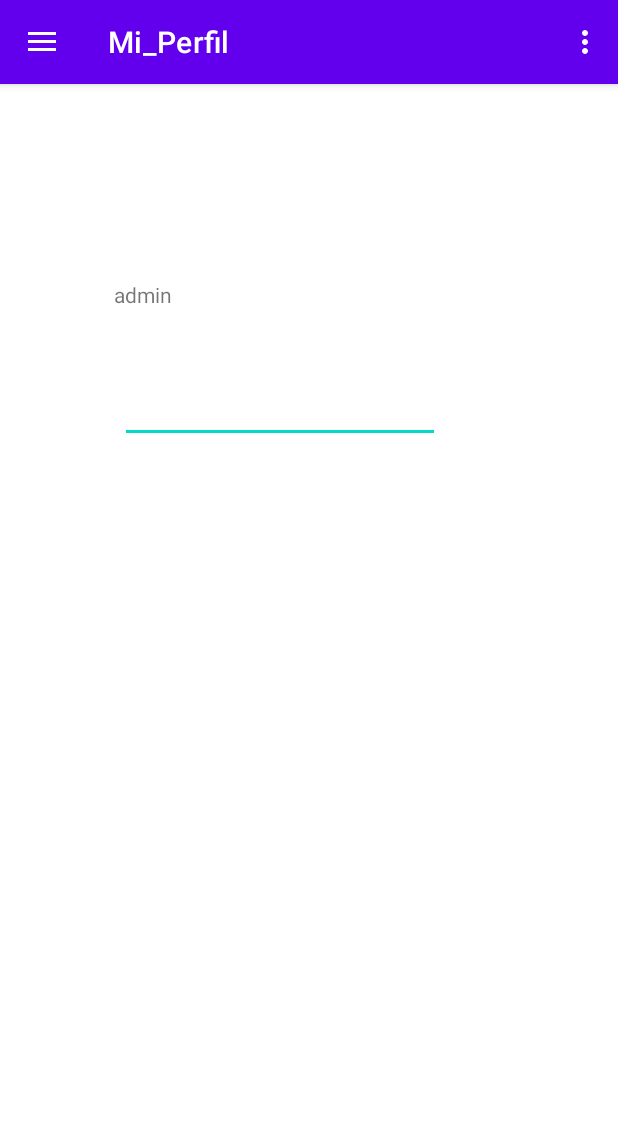
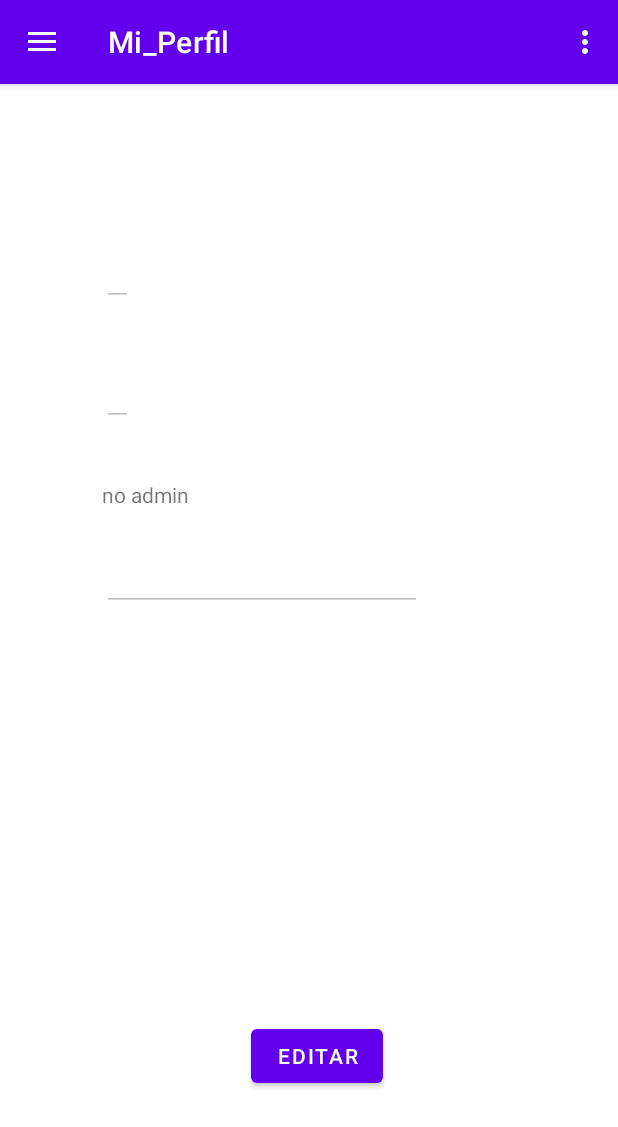
Before and after one commit to ClaudiaTC02/3A_Proyecto_Android, an Android app: the Mi_Perfil screen opened directly, with no data from a screen before it, in the side drawer, after a tap on "Mi Perfil", on a phone screen of 412 x 824 dp. Shown: the top 1127 px of the screen. Run offline under Robolectric (Android 15) with nearby library versions, the phone set to English and light mode, and no system bars; Roboto replaces fonts that are not available here; 4 statements that could not run were skipped.

Commit message:
perfil usuario completo funcional

```diff
--- a/app/src/main/java/ctorcru/upv/techcommit_3a/Modelo/Usuario.java
+++ b/app/src/main/java/ctorcru/upv/techcommit_3a/Modelo/Usuario.java
@@ -20,6 +20,13 @@ public class Usuario {
     private String Nombre;
     private String Correo;
     private String Contrasena;
+    private String EsAdmin="0";//cambiar cuando se use, ahora esta en predefinido
+    //private String Foto;
+
+
+
+
+
 
     public void setId(String id) {
         Id = id;
@@ -36,6 +43,13 @@ public class Usuario {
     public void setContrasena(String contrasena) {
         Contrasena = contrasena;
     }
+    /*public void setFoto(String foto) {
+        Foto = foto;
+    }*/
+    public void setEsAdmin(String admin) {
+        EsAdmin = admin;
+    }
+
 // ---------------------------------------------------------------------------------------------
     /**
      * @brief Constructor de la clase VACIO
@@ -46,6 +60,9 @@ public class Usuario {
     public Usuario() {
 
     }
+    /*public Usuario(String foto) {
+        Foto= foto;
+    }*/
     // ---------------------------------------------------------------------------------------------
     /**
      * @brief Constructor de la clase
@@ -119,13 +136,21 @@ public class Usuario {
         return Contrasena;
     }
     // ---------------------------------------------------------------------------------------------
+    public String getEsAdmin() {
+        return EsAdmin;
+    }
+    /*public String getFoto() {
+        return Foto;
+    }*/
     @Override
     public String toString() {
         return "Usuario{" +
-                "Id=" + Id +
+                "Id=" + Id +  '\'' +
                 ", Nombre='" + Nombre + '\'' +
                 ", Correo='" + Correo + '\'' +
                 ", Contrasena='" + Contrasena + '\'' +
+                ", EsAdmin='" + EsAdmin + '\'' +
+                //", Foto='" + Foto + '\'' +
                 '}';
     }
     // ---------------------------------------------------------------------------------------------
@@ -137,10 +162,12 @@ public class Usuario {
     // ---------------------------------------------------------------------------------------------
     public String toJSON(){
         String res = "{" +
-                "\"Id\":\""+""+"\", " +
+                "\"Id\":\""+this.getId()+"\", " +
                 "\"Nombre\":\""+this.getNombre()+"\", " +
-                "\"Contrasena\":\""+this.getContrasena()+"\", " +
-                "\"Correo\":\""+this.getCorreo()+"\"" +
+                "\"Contrasena\":\""+this.getContrasena()+"\", "+
+                "\"Correo\":\""+this.getCorreo()+"\", " +
+                "\"EsAdmin\":\""+this.getEsAdmin()+"\", " +
+                //"\"Foto\":\""+this.getFoto()+"\"" +
                 "}";
         return res;
     }
@@ -152,6 +179,8 @@ public class Usuario {
         usariof.setNombre(textoSeparado[1]);
         usariof.setContrasena(textoSeparado[2]);
         usariof.setCorreo(textoSeparado[3]);
+        usariof.setEsAdmin("0");
+        //usariof.setFoto(textoSeparado[4]);
         String comprov = usariof.toString();
         Log.d ("en la clase","clase " + comprov);
 
--- a/app/src/main/java/ctorcru/upv/techcommit_3a/Pantallas/Mi_Perfil.java
+++ b/app/src/main/java/ctorcru/upv/techcommit_3a/Pantallas/Mi_Perfil.java
@@ -2,40 +2,89 @@ package ctorcru.upv.techcommit_3a.Pantallas;
 
 
 
+import static android.Manifest.permission.CAMERA;
+import static android.Manifest.permission.READ_EXTERNAL_STORAGE;
+
+import android.annotation.SuppressLint;
+import android.app.Activity;
+import android.content.DialogInterface;
 import android.content.Intent;
 import android.content.SharedPreferences;
+import android.content.pm.PackageManager;
+import android.graphics.Bitmap;
+import android.net.Uri;
+import android.os.Build;
 import android.os.Bundle;
+import android.provider.MediaStore;
+import android.provider.Settings;
+import android.util.Base64;
+import android.util.Log;
 import android.view.MenuItem;
 import android.view.View;
 import android.view.Menu;
 import android.widget.Button;
 import android.widget.EditText;
-import android.widget.TextView;
+import android.widget.ImageView;
+import android.widget.Toast;
 
-import com.google.android.material.floatingactionbutton.FloatingActionButton;
-import com.google.android.material.snackbar.Snackbar;
 import com.google.android.material.navigation.NavigationView;
 
 import androidx.annotation.NonNull;
+import androidx.annotation.RequiresApi;
 import androidx.appcompat.app.ActionBarDrawerToggle;
+import androidx.appcompat.app.AlertDialog;
 import androidx.appcompat.widget.Toolbar;
+import androidx.constraintlayout.widget.ConstraintLayout;
+import androidx.core.app.ActivityCompat;
+import androidx.core.content.ContextCompat;
 import androidx.core.view.GravityCompat;
-import androidx.navigation.NavController;
-import androidx.navigation.Navigation;
-import androidx.navigation.ui.AppBarConfiguration;
-import androidx.navigation.ui.NavigationUI;
 import androidx.drawerlayout.widget.DrawerLayout;
 import androidx.appcompat.app.AppCompatActivity;
 
+import java.io.ByteArrayOutputStream;
+import java.io.IOException;
+
+import ctorcru.upv.techcommit_3a.Logica.Logica;
 import ctorcru.upv.techcommit_3a.Modelo.Usuario;
 import ctorcru.upv.techcommit_3a.R;
 
 public class Mi_Perfil extends AppCompatActivity implements NavigationView.OnNavigationItemSelectedListener {
-    private TextView nombrePerfil,correoPerfil, idPerfil ;
+    private EditText nombrePerfil,correoPerfil;
     private EditText contrasenaPerfil;
+    private EditText confirmarcontrasena;
+    private ImageView fotoperfil;
+    private Usuario infoUsuario = new Usuario();
+    private  Usuario dtosdef= new Usuario();
+    private  Usuario actualizador = new Usuario();
+    private SharedPreferences preferencias;
+    private Button btnactualizar,btnEditar;
+    private static Mi_Perfil myContext;
 
-    private Usuario infoUsuario = new Usuario();
-    private SharedPreferences preferencias;
+    //para tomar las fotos
+
+    //para editar nombre correo y contraseña
+
+    /**
+     * @brief Constructor de la clase
+     * @return objeto MainActivity
+     * Diseño: --> MainActivity() --> MainActivity
+     **/
+    // ---------------------------------------------------------------------------------------------
+    public Mi_Perfil() {
+        myContext =  this;
+    }
+    // ---------------------------------------------------------------------------------------------
+    /**
+     * @brief Método que devuelve el contexto de la actividad
+     * @return myContext
+     * Diseño: --> MainActivity() --> MainActivity
+     **/
+    // ---------------------------------------------------------------------------------------------
+    public static Mi_Perfil getInstance() {
+        return myContext;
+    }
+
+    @SuppressLint("WrongViewCast")
     @Override
     protected void onCreate(Bundle savedInstanceState){
         preferencias = getSharedPreferences("label", 0);
@@ -58,10 +107,11 @@ public class Mi_Perfil extends AppCompatActivity implements NavigationView.OnNav
 
 
 
+        cargarDatos();
         String userpref= preferencias.getString("allinfoUser","");
-        Usuario dtosdef;
+
         dtosdef= infoUsuario.JsonToString(userpref);
-        infoUsuario.JsonToString(userpref);
+        String id= dtosdef.getId();
 
         nombrePerfil = findViewById(R.id.perfilnombre);
         nombrePerfil.setText(dtosdef.getNombre());
@@ -69,9 +119,104 @@ public class Mi_Perfil extends AppCompatActivity implements NavigationView.OnNav
         correoPerfil.setText(dtosdef.getCorreo());
         contrasenaPerfil = findViewById(R.id.perfilcontrasena);
         contrasenaPerfil.setText(dtosdef.getContrasena());
+        btnEditar=(Button)findViewById(R.id.btnEditar);
+        confirmarcontrasena=findViewById(R.id.editConfirmp);
+        //si pulsamos el boton editar
+        btnEditar.setOnClickListener(new View.OnClickListener() {
+            @Override
+            public void onClick(View view) {
+                btnEditar.setVisibility(View.GONE);
+                nombrePerfil.setEnabled(true);
+                correoPerfil.setEnabled(true);
+                correoPerfil.setEnabled(true);
+                contrasenaPerfil.setEnabled(true);
+                btnactualizar.setVisibility(View.VISIBLE);
+                confirmarcontrasena.setVisibility(View.VISIBLE);
+                confirmarcontrasena.setText(dtosdef.getContrasena());
+
+            }
+        });
+
+        //pulsamos el boton actualizar
+        btnactualizar = (Button) findViewById(R.id.btnActualizarP);
 
 
+        btnactualizar.setOnClickListener(new View.OnClickListener() {
+            @Override
+            public void onClick(View view) {
+                //quitamos el boton actualizar y desactivamos todos los campos para que solo se puedan visualizar
+                btnEditar.setVisibility(View.VISIBLE);
+                nombrePerfil.setEnabled(false);
+                correoPerfil.setEnabled(false);
+                correoPerfil.setEnabled(false);
+                contrasenaPerfil.setEnabled(false);
 
+                confirmarcontrasena.setVisibility(View.INVISIBLE);
+                //nos almacenamos el contenido de la contrasenya y la contrasenya repetida
+                String txtcontrasena  = contrasenaPerfil.getText().toString();
+                String txtconfirmcontra = confirmarcontrasena.getText().toString();
+
+
+                //si las dos contrasenyas coinciden
+                if(txtcontrasena.equals(txtconfirmcontra)){
+                    //texto donde almacenaremos el resultado de la contraenya
+                    String confirmacion="";
+                    confirmacion = confirmacion +  txtconfirmcontra;
+                    //llenamos el usuario con los cambios de atributos
+                    Usuario actualizado= new Usuario(id,nombrePerfil.getText().toString(),correoPerfil.getText().toString(),confirmacion);
+                    //actualizado.setFoto(dtosdef.getFoto());
+                    actualizado.setEsAdmin(dtosdef.getEsAdmin());
+
+                    //le enviamos el usuario pendiente de actualizar a la funcion de la logica res
+                    new Logica().actualizarUsuario(actualizado);
+                    btnactualizar.setVisibility(View.INVISIBLE);
+
+                    final  CharSequence[] opciones={"Aceptar"};
+                    final AlertDialog.Builder alertOpciones = new AlertDialog.Builder(Mi_Perfil.this);
+                    alertOpciones.setTitle("Usuario actualizado correctamente");
+                    alertOpciones.setCancelable(false);
+                    alertOpciones.setItems(opciones, new DialogInterface.OnClickListener() {
+                        @Override
+                        public void onClick(DialogInterface dialogInterface, int i) {
+                            if(opciones[i].equals("Aceptar")){
+                                Mis_Dispositivos.fa.finish();
+                                Intent myIntent = new Intent(Mi_Perfil.this, Mis_Dispositivos.class);
+                                Mi_Perfil.this.startActivity(myIntent);
+
+                                Mi_Perfil.this.finish();
+
+                                dialogInterface.dismiss();
+                            }
+                        }
+                    });
+                    alertOpciones.show();
+
+
+                }else{
+                    //hasta que las contrasenyas no coincidan saltará una alerta
+                    btnEditar.setVisibility(View.GONE);
+                    nombrePerfil.setEnabled(true);
+                    correoPerfil.setEnabled(true);
+                    correoPerfil.setEnabled(true);
+                    contrasenaPerfil.setEnabled(true);
+                    btnactualizar.setVisibility(View.VISIBLE);
+                    confirmarcontrasena.setVisibility(View.VISIBLE);
+                    final  CharSequence[] opciones={"Aceptar"};
+                    final AlertDialog.Builder alertOpciones = new AlertDialog.Builder(Mi_Perfil.this);
+                    alertOpciones.setTitle("Error al actualizar usuario, las contraseñas deben coincidir");
+                    alertOpciones.setItems(opciones, new DialogInterface.OnClickListener() {
+                        @Override
+                        public void onClick(DialogInterface dialogInterface, int i) {
+                            if(opciones[i].equals("Aceptar")){
+                                Toast.makeText(getApplicationContext(),"Compruebe las contraseñas",Toast.LENGTH_SHORT).show();
+                                dialogInterface.dismiss();
+                            }
+                        }
+                    });
+                    alertOpciones.show();
+                }
+            }
+        });
     }
 
     @Override
@@ -140,4 +285,50 @@ public class Mi_Perfil extends AppCompatActivity implements NavigationView.OnNav
         return true;
 
     }
+    private boolean validarPermisos(){
+        if(Build.VERSION.SDK_INT<Build.VERSION_CODES.M){
+          return true;
+        }
+        if((checkSelfPermission(CAMERA)==PackageManager.PERMISSION_GRANTED)&&(checkSelfPermission(READ_EXTERNAL_STORAGE)==PackageManager.PERMISSION_GRANTED)) {
+            return true;
+        }
+        if((shouldShowRequestPermissionRationale(CAMERA))||(shouldShowRequestPermissionRationale(READ_EXTERNAL_STORAGE))) {
+            AlertDialog.Builder dialogo=new AlertDialog.Builder(Mi_Perfil.this);
+            dialogo.setTitle("Permisos desactivados");
+            dialogo.setMessage("Debe aceptar los permisos para el correcto funcionamiento de la App");
+            dialogo.setPositiveButton("Aceptar", new DialogInterface.OnClickListener() {
+                @RequiresApi(api = Build.VERSION_CODES.M)
+                @Override
+                public void onClick(DialogInterface dialogInterface, int i) {
+                    requestPermissions(new String[]{READ_EXTERNAL_STORAGE,CAMERA},100);
+                }
+            });
+            dialogo.show();
+        }else{
+            requestPermissions(new String[]{READ_EXTERNAL_STORAGE,CAMERA},100);
+        }
+        return false;
+    }
+
+    public void actualizarUsuario(String res) {
+        SharedPreferences.Editor mEditor = preferencias.edit();
+        mEditor.putString("allinfoUser",res);
+        mEditor.apply();
+        SharedPreferences.Editor usuario = preferencias.edit();
+        usuario.putString("usuarioIniciado", res);
+        usuario.apply();
+    }
+    private void cargarDatos(){
+        String userpref= preferencias.getString("allinfoUser","");
+        dtosdef= infoUsuario.JsonToString(userpref);
+
+
+
+    }
+    @Override
+    public void onResume() {
+        super.onResume();
+        cargarDatos();
+
+    }
 }
--- a/app/src/main/java/ctorcru/upv/techcommit_3a/Pantallas/Mis_Dispositivos.java
+++ b/app/src/main/java/ctorcru/upv/techcommit_3a/Pantallas/Mis_Dispositivos.java
@@ -1,5 +1,6 @@
 package ctorcru.upv.techcommit_3a.Pantallas;
 
+import android.app.Activity;
 import android.content.Intent;
 import android.content.SharedPreferences;
 import android.os.Bundle;
@@ -29,15 +30,18 @@ public class Mis_Dispositivos extends AppCompatActivity implements NavigationVie
     //variables y elementos para la vinculación del usuario
     private String datosUsuario;
     private Usuario infoUsuario = new Usuario();
+    private  Usuario dtosdef= new Usuario();
     private SharedPreferences preferencias;
     private TextView nombreUsuario;
     private Button botonBusqueda;
     private Button botonDetenerBusqueda;
-
+    public static Activity fa;
 
     DrawerLayout drawer;
     NavigationView navigationView;
     Toolbar toolbar=null;
+
+
 
 
     @Override
@@ -61,18 +65,18 @@ public class Mis_Dispositivos extends AppCompatActivity implements NavigationVie
 
         navigationView = (NavigationView) findViewById(R.id.nav_view);
         navigationView.setNavigationItemSelectedListener(this);
+        cargarDatos();
+        nombreUsuario = findViewById(R.id.txtNombreh);
+        //inicializamos las Sharedpreferences para obtener la info del usuario
+        String userpref= preferencias.getString("allinfoUser","");
+        //creamos al usuario que almacenará la info
 
-        nombreUsuario = findViewById(R.id.txtNombreh);
-        datosUsuario= getIntent().getStringExtra("infoUsuario");
-        String userpref= preferencias.getString("allinfoUser","");
-
-        Usuario dtosdef;
         dtosdef= infoUsuario.JsonToString(userpref);
         infoUsuario.JsonToString(userpref);
 
         nombreUsuario.setText("Hola! "+ dtosdef.getNombre()+", te damos la bienvenida");
 
-
+        fa = this;
         botonBusqueda.setOnClickListener(new View.OnClickListener() {
             @Override
             public void onClick(View view) {
@@ -156,4 +160,31 @@ public class Mis_Dispositivos extends AppCompatActivity implements NavigationVie
         return true;
 
     }
+    private void cargarDatos(){
+        String userpref= preferencias.getString("allinfoUser","");
+        Usuario dtosdef;
+        dtosdef= infoUsuario.JsonToString(userpref);
+
+
+    }
+    @Override
+    public void onResume() {
+        super.onResume();
+        cargarDatos();
+
+    }
+    @Override
+    public void onRestart() {
+        super.onRestart();
+        cargarDatos();
+
+    }
+    @Override
+    public void onStart() {
+        super.onStart();
+
+        cargarDatos();
+
+    }
+
 }
--- a/app/src/main/res/layout/activity_mi_perfil.xml
+++ b/app/src/main/res/layout/activity_mi_perfil.xml
@@ -12,13 +12,13 @@
         layout="@layout/app_bar_mis_dispositivos"
         android:layout_width="match_parent"
         android:layout_height="match_parent"
-         />
+        android:visibility="visible" />
 
     <include
         layout="@layout/content_mi_perfil"
         android:layout_width="match_parent"
         android:layout_height="match_parent"
-        />
+        android:visibility="visible" />
 
     <com.google.android.material.navigation.NavigationView
         android:id="@+id/nav_view"
@@ -26,6 +26,7 @@
         android:layout_height="match_parent"
         android:layout_gravity="start"
         android:fitsSystemWindows="true"
+        android:visibility="visible"
         app:headerLayout="@layout/nav_header_mis_dispositivos"
         app:menu="@menu/activity_mis_dispositivos_drawer" />
 
--- a/app/src/main/res/layout/content_mi_perfil.xml
+++ b/app/src/main/res/layout/content_mi_perfil.xml
@@ -9,44 +9,87 @@
     tools:showIn="@layout/activity_mi_perfil">
 
 
-            <TextView
+    <EditText
         android:id="@+id/perfilnombre"
         android:layout_width="wrap_content"
         android:layout_height="wrap_content"
-                android:layout_marginStart="76dp"
-                android:layout_marginTop="84dp"
+        android:layout_marginStart="68dp"
+        android:layout_marginTop="156dp"
+        android:editable="true"
+        android:enabled="false"
+        android:minHeight="48dp"
         android:text="Nombre"
         app:layout_constraintStart_toStartOf="parent"
         app:layout_constraintTop_toTopOf="parent" />
-
-            <TextView
-                android:id="@+id/perfilcorreo"
-                android:layout_width="wrap_content"
-                android:layout_height="wrap_content"
-                android:layout_marginTop="28dp"
-                android:text="Correo"
-                app:layout_constraintStart_toStartOf="@+id/perfilnombre"
-                app:layout_constraintTop_toBottomOf="@+id/perfilnombre" />
 
     <EditText
         android:id="@+id/perfilcontrasena"
         android:layout_width="wrap_content"
         android:layout_height="wrap_content"
-                android:layout_marginStart="4dp"
-                android:layout_marginTop="44dp"
+        android:layout_marginTop="20dp"
+        android:editable="true"
         android:ems="10"
+        android:enabled="false"
         android:inputType="textPassword"
+        android:minHeight="48dp"
         app:layout_constraintStart_toStartOf="@+id/perfiladmin"
         app:layout_constraintTop_toBottomOf="@+id/perfiladmin" />
+
+    <EditText
+        android:id="@+id/perfilcorreo"
+        android:layout_width="wrap_content"
+        android:layout_height="wrap_content"
+        android:layout_marginTop="32dp"
+        android:editable="true"
+        android:enabled="false"
+        android:minHeight="48dp"
+        android:text="Correo"
+        app:layout_constraintStart_toStartOf="@+id/perfilnombre"
+        app:layout_constraintTop_toBottomOf="@+id/perfilnombre" />
 
     <TextView
                 android:id="@+id/perfiladmin"
                 android:layout_width="wrap_content"
                 android:layout_height="wrap_content"
                 android:layout_marginTop="36dp"
-                android:text="admin"
+                android:text="no admin"
                 app:layout_constraintStart_toStartOf="@+id/perfilcorreo"
                 app:layout_constraintTop_toBottomOf="@+id/perfilcorreo" />
 
+    <Button
+        android:id="@+id/btnEditar"
+        android:layout_width="wrap_content"
+        android:layout_height="wrap_content"
+        android:layout_marginBottom="96dp"
+        android:text="Editar"
+        app:layout_constraintBottom_toBottomOf="parent"
+        app:layout_constraintEnd_toEndOf="@+id/perfilcontrasena"
+        app:layout_constraintHorizontal_bias="0.795"
+        app:layout_constraintStart_toStartOf="@+id/perfilcontrasena" />
+
+    <Button
+        android:id="@+id/btnActualizarP"
+        android:layout_width="wrap_content"
+        android:layout_height="wrap_content"
+        android:layout_marginBottom="144dp"
+        android:text="Actualizar"
+        android:visibility="invisible"
+        app:layout_constraintBottom_toBottomOf="parent"
+        app:layout_constraintEnd_toEndOf="parent"
+        app:layout_constraintHorizontal_bias="0.496"
+        app:layout_constraintStart_toStartOf="parent" />
+
+    <EditText
+        android:id="@+id/editConfirmp"
+        android:layout_width="wrap_content"
+        android:layout_height="wrap_content"
+        android:layout_marginStart="64dp"
+        android:ems="10"
+        android:inputType="textPassword"
+        android:minHeight="48dp"
+        android:visibility="invisible"
+        app:layout_constraintStart_toStartOf="parent"
+        app:layout_constraintTop_toBottomOf="@+id/perfilcontrasena" />
+
 
 </androidx.constraintlayout.widget.ConstraintLayout>
```
Also changed, not shown: app/src/main/AndroidManifest.xml (+11 -1 lines), app/src/main/java/ctorcru/upv/techcommit_3a/Logica/Logica.java (+116 -27 lines), app/src/main/java/ctorcru/upv/techcommit_3a/Pantallas/MainActivity.java (+5 -43 lines). Lines whose indentation alone changed are shown as unchanged.
